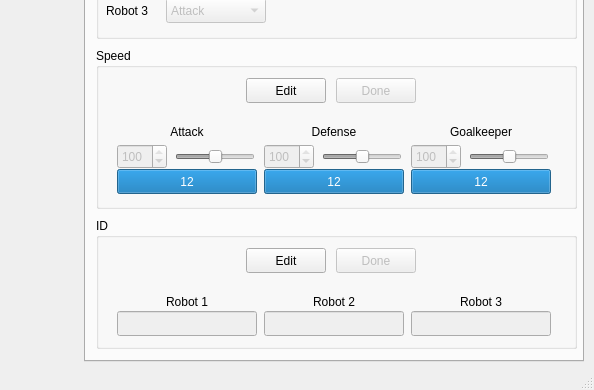
First picture: the form in interface/mainwindow.ui, repository PEQUI-MEC/PY-VSSS-INF, before the edit; both pictures show x 761 to 1355 and y 210 to 600 of the 1355 by 600 pixel window.
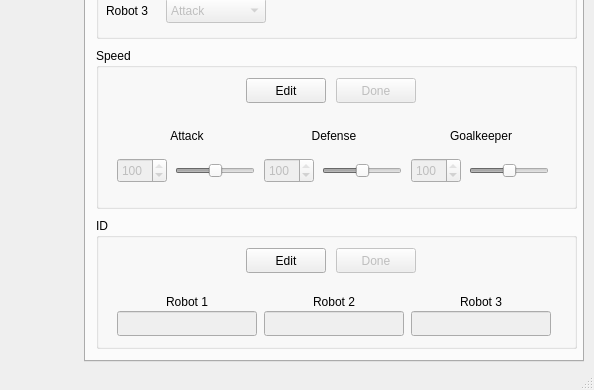
Second picture: the form after the edit. Icons and pictures are not drawn.

Commit message: retirando progress bar

The edit to the form file:
```diff
--- a/interface/mainwindow.ui
+++ b/interface/mainwindow.ui
@@ -2328,31 +2328,6 @@
              </property>
             </widget>
            </item>
-           <item row="2" column="0" colspan="2">
-            <widget class="QProgressBar" name="progressBarRobotSpeedAttack">
-             <property name="minimumSize">
-              <size>
-               <width>140</width>
-               <height>25</height>
-              </size>
-             </property>
-             <property name="maximumSize">
-              <size>
-               <width>140</width>
-               <height>25</height>
-              </size>
-             </property>
-             <property name="maximum">
-              <number>12</number>
-             </property>
-             <property name="value">
-              <number>12</number>
-             </property>
-             <property name="format">
-              <string>%v</string>
-             </property>
-            </widget>
-           </item>
           </layout>
          </item>
          <item>
@@ -2447,31 +2422,6 @@
              </property>
             </widget>
            </item>
-           <item row="2" column="0" colspan="2">
-            <widget class="QProgressBar" name="progressBarRobotSpeedDefense">
-             <property name="minimumSize">
-              <size>
-               <width>140</width>
-               <height>25</height>
-              </size>
-             </property>
-             <property name="maximumSize">
-              <size>
-               <width>140</width>
-               <height>25</height>
-              </size>
-             </property>
-             <property name="maximum">
-              <number>12</number>
-             </property>
-             <property name="value">
-              <number>12</number>
-             </property>
-             <property name="format">
-              <string>%v</string>
-             </property>
-            </widget>
-           </item>
           </layout>
          </item>
          <item>
@@ -2566,31 +2516,6 @@
              </property>
             </widget>
            </item>
-           <item row="2" column="0" colspan="2">
-            <widget class="QProgressBar" name="progressBarRobotSpeedGoalkeeper">
-             <property name="minimumSize">
-              <size>
-               <width>140</width>
-               <height>25</height>
-              </size>
-             </property>
-             <property name="maximumSize">
-              <size>
-               <width>140</width>
-               <height>25</height>
-              </size>
-             </property>
-             <property name="maximum">
-              <number>12</number>
-             </property>
-             <property name="value">
-              <number>12</number>
-             </property>
-             <property name="format">
-              <string>%v</string>
-             </property>
-            </widget>
-           </item>
           </layout>
          </item>
         </layout>
```
Left out of the diff: 2 changed lines with no effect on the pictures. The commit also changes 1 other file.
